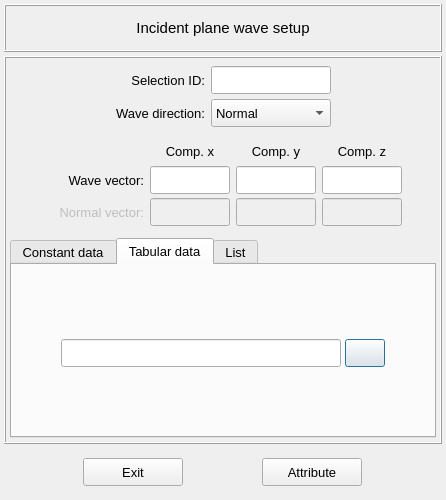
This is vibra/interface/data/ui_files/model/setup/acoustic/incident_plane_wave_inputs.ui in MOPT-UFSC/VIBRA as Qt 5 draws it before an edit. The edited form follows.
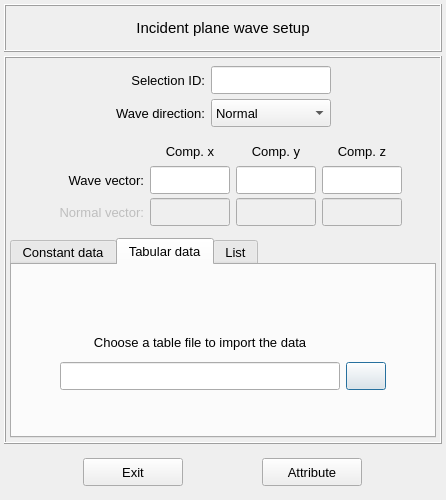
This is the edited form. The open tabs and pages were chosen to show the change. Icons and pictures are not drawn.

```diff
--- a/vibra/interface/data/ui_files/model/setup/acoustic/incident_plane_wave_inputs.ui
+++ b/vibra/interface/data/ui_files/model/setup/acoustic/incident_plane_wave_inputs.ui
@@ -445,7 +445,7 @@
           <property name="spacing">
            <number>2</number>
           </property>
-          <item row="0" column="0">
+          <item row="1" column="0">
            <widget class="QFrame" name="frame_9">
             <property name="minimumSize">
              <size>
@@ -478,13 +478,10 @@
              <property name="bottomMargin">
               <number>0</number>
              </property>
-             <property name="horizontalSpacing">
-              <number>4</number>
-             </property>
-             <property name="verticalSpacing">
+             <property name="spacing">
               <number>6</number>
              </property>
-             <item row="1" column="0">
+             <item row="2" column="0">
               <spacer name="horizontalSpacer_8">
                <property name="orientation">
                 <enum>Qt::Horizontal</enum>
@@ -497,7 +494,52 @@
                </property>
               </spacer>
              </item>
-             <item row="1" column="2">
+             <item row="2" column="1">
+              <widget class="QLineEdit" name="lineEdit_table_path">
+               <property name="enabled">
+                <bool>true</bool>
+               </property>
+               <property name="minimumSize">
+                <size>
+                 <width>280</width>
+                 <height>28</height>
+                </size>
+               </property>
+               <property name="maximumSize">
+                <size>
+                 <width>280</width>
+                 <height>28</height>
+                </size>
+               </property>
+               <property name="font">
+                <font>
+                 <pointsize>8</pointsize>
+                 <weight>50</weight>
+                 <bold>false</bold>
+                </font>
+               </property>
+               <property name="styleSheet">
+                <string notr="true"/>
+               </property>
+               <property name="alignment">
+                <set>Qt::AlignCenter</set>
+               </property>
+              </widget>
+             </item>
+             <item row="2" column="4">
+              <spacer name="horizontalSpacer_9">
+               <property name="orientation">
+                <enum>Qt::Horizontal</enum>
+               </property>
+               <property name="sizeHint" stdset="0">
+                <size>
+                 <width>40</width>
+                 <height>20</height>
+                </size>
+               </property>
+              </spacer>
+             </item>
+             <item row="2" column="2">
               <widget class="QPushButton" name="pushButton_load_table">
                <property name="enabled">
                 <bool>true</bool>
@@ -535,67 +577,41 @@
                <property name="text">
                 <string/>
                </property>
+               <property name="icon">
+                <iconset resource="../../../../icons/resources.qrc">
+                 <normaloff>:/icons/document_search_blue.png</normaloff>:/icons/document_search_blue.png</iconset>
+               </property>
+               <property name="iconSize">
+                <size>
+                 <width>20</width>
+                 <height>20</height>
+                </size>
+               </property>
               </widget>
              </item>
              <item row="1" column="1">
-              <widget class="QLineEdit" name="lineEdit_table_path">
-               <property name="enabled">
-                <bool>true</bool>
-               </property>
+              <widget class="QLabel" name="label_3">
                <property name="minimumSize">
                 <size>
-                 <width>280</width>
+                 <width>0</width>
                  <height>28</height>
                 </size>
                </property>
                <property name="maximumSize">
                 <size>
-                 <width>280</width>
+                 <width>16777215</width>
                  <height>28</height>
                 </size>
                </property>
-               <property name="font">
-                <font>
-                 <pointsize>8</pointsize>
-                 <weight>50</weight>
-                 <bold>false</bold>
-                </font>
-               </property>
-               <property name="styleSheet">
-                <string notr="true"/>
+               <property name="text">
+                <string>Choose a table file to import the data</string>
                </property>
                <property name="alignment">
                 <set>Qt::AlignCenter</set>
                </property>
               </widget>
              </item>
-             <item row="1" column="4">
-              <spacer name="horizontalSpacer_9">
-               <property name="orientation">
-                <enum>Qt::Horizontal</enum>
-               </property>
-               <property name="sizeHint" stdset="0">
-                <size>
-                 <width>40</width>
-                 <height>20</height>
-                </size>
-               </property>
-              </spacer>
-             </item>
-             <item row="0" column="1">
-              <spacer name="verticalSpacer_4">
-               <property name="orientation">
-                <enum>Qt::Vertical</enum>
-               </property>
-               <property name="sizeHint" stdset="0">
-                <size>
-                 <width>20</width>
-                 <height>40</height>
-                </size>
-               </property>
-              </spacer>
-             </item>
-             <item row="2" column="1">
+             <item row="3" column="1">
               <spacer name="verticalSpacer_3">
                <property name="orientation">
                 <enum>Qt::Vertical</enum>
@@ -611,6 +627,19 @@
             </layout>
            </widget>
           </item>
+          <item row="0" column="0">
+           <spacer name="verticalSpacer_4">
+            <property name="orientation">
+             <enum>Qt::Vertical</enum>
+            </property>
+            <property name="sizeHint" stdset="0">
+             <size>
+              <width>20</width>
+              <height>40</height>
+             </size>
+            </property>
+           </spacer>
+          </item>
          </layout>
         </widget>
         <widget class="QWidget" name="tab_list">
```
Left out of the diff: 4 changed lines with no effect on the pictures.
